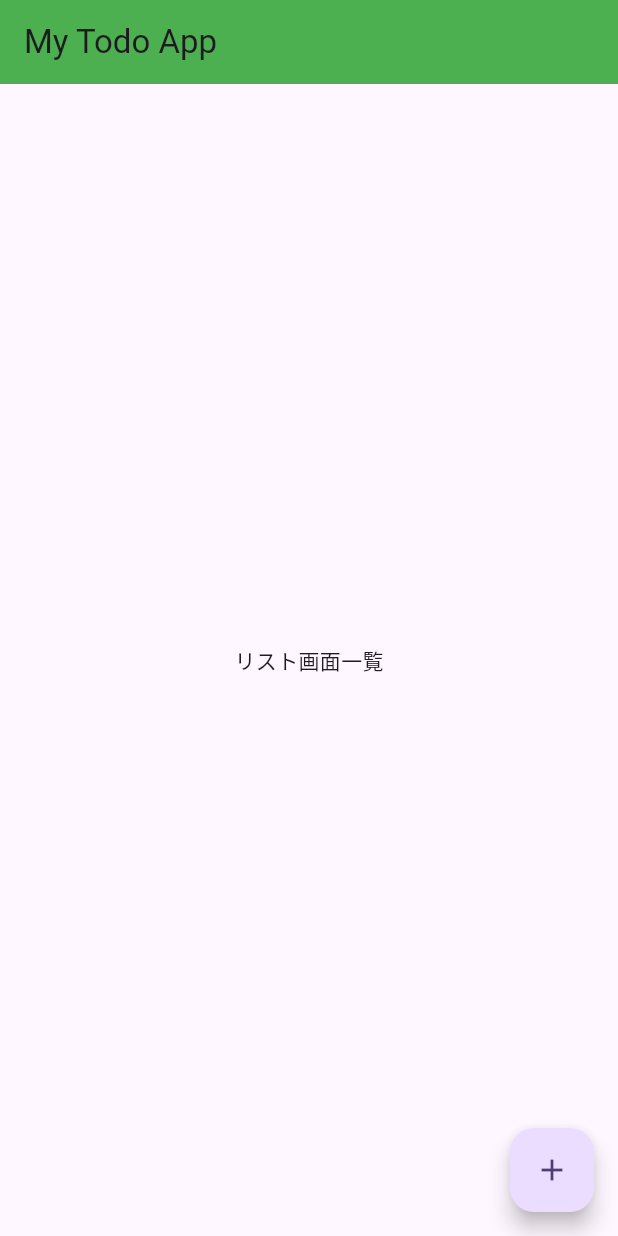
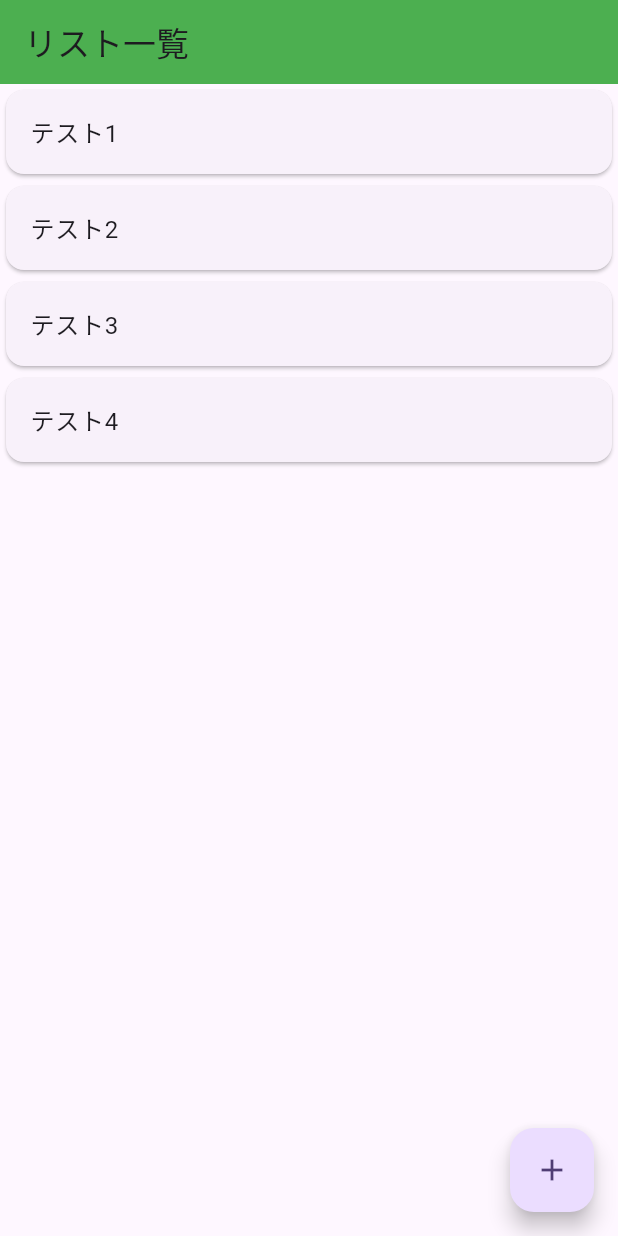
Before and after one commit to SK3620/first_flutter_test, a Flutter app: the screen it shows after launch, on a phone screen of 412 x 824 dp. Run offline on Flutter 3.47's test engine with Material 2 defaults, Android fonts, the phone set to English and light mode, and no system bars.

Commit message:
リストビューを表示しました

```diff
--- a/lib/first_page.dart
+++ b/lib/first_page.dart
@@ -11,10 +11,31 @@ class ToDoListPage extends StatelessWidget {
     return Scaffold(
       appBar: AppBar(
         backgroundColor: Colors.green,
-        title: Text('My Todo App'),
+        title: Text('リスト一覧'),
       ),
-      body: Center(
-        child: Text('リスト画面一覧'),
+      body: ListView(
+        children: <Widget> [
+          Card(
+            child: ListTile(
+              title: Text('テスト1'),
+            ),
+          ),
+          Card(
+            child: ListTile(
+              title: Text('テスト2'),
+            ),
+          ),
+          Card(
+            child: ListTile(
+              title: Text('テスト3'),
+            ),
+          ),
+          Card(
+            child: ListTile(
+              title: Text('テスト4'),
+            ),
+          ),
+        ],
       ),
       floatingActionButton: FloatingActionButton(
         onPressed: () {
```
